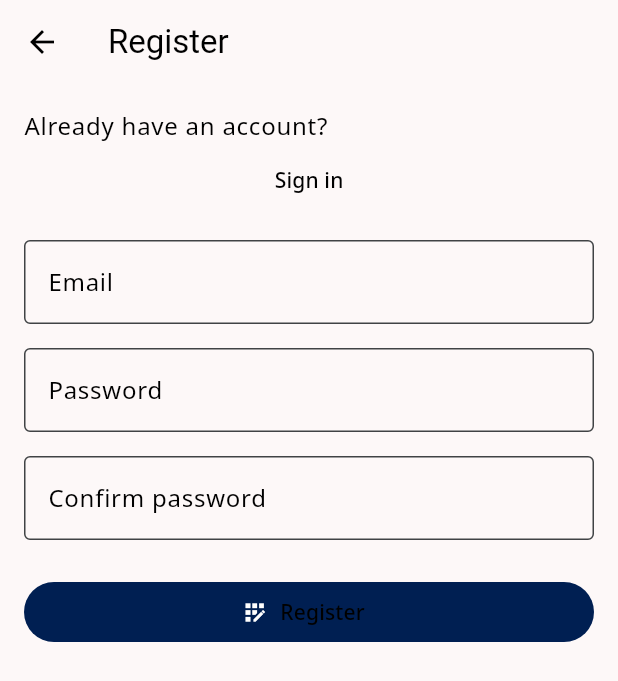
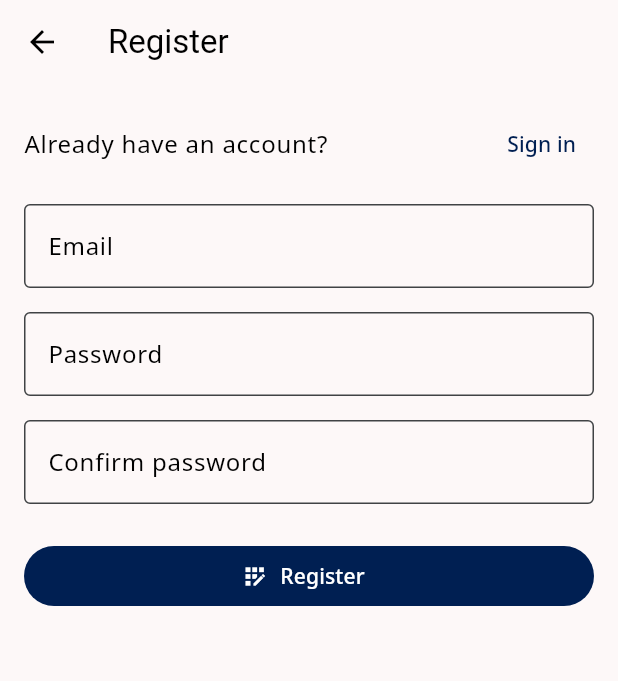
Before and after one commit to JosephArcila/WiLDoc, a Flutter app: the screen it shows after launch, after a tap on the "account circle" icon, on a phone screen of 412 x 824 dp. Shown: the top 681 px of the screen. Run offline on Flutter 3.47's test engine with Material 3 defaults, Android fonts, the phone set to English and light mode, and no system bars; our stand-ins replace camera, google_fonts.

Commit message:
Align text and button on RegisterScreen

```diff
--- a/lib/screens/auth/register_screen.dart
+++ b/lib/screens/auth/register_screen.dart
@@ -11,12 +11,15 @@ class RegisterScreen extends StatelessWidget {
           'Register',
           style: Theme.of(context).textTheme.titleLarge,
         ),
-        // centerTitle: false,
+        centerTitle: false,
       ),
       body: Padding(
         padding: const EdgeInsets.all(16.0),
         child: Column(
           crossAxisAlignment: CrossAxisAlignment.stretch,
+          children: [
+            Row(
+              mainAxisAlignment: MainAxisAlignment.spaceBetween,
               children: [
                 Text(
                   'Already have an account?',
@@ -29,8 +32,14 @@ class RegisterScreen extends StatelessWidget {
                   },
                   child: Text(
                     'Sign in',
-                style: Theme.of(context).textTheme.labelLarge,
+                    style: TextStyle(color: Theme.of(context).colorScheme.primary),
                   ),
+                  style: ButtonStyle(
+                    foregroundColor: MaterialStateProperty.all<Color>(
+                        Theme.of(context).colorScheme.primary),
+                  ),
+                ),
+              ],
             ),
             const SizedBox(height: 16.0),
             TextField(
@@ -64,10 +73,14 @@ class RegisterScreen extends StatelessWidget {
                 // Perform registration
                 // TODO: Implement registration logic
               },
-              icon: const Icon(Icons.app_registration),
+              icon: const Icon(Icons.app_registration, color: Colors.white),
               label: Text(
                 'Register',
-                style: Theme.of(context).textTheme.labelLarge,
+                style: TextStyle(color: Theme.of(context).colorScheme.onPrimary),
+              ),
+              style: ButtonStyle(
+                backgroundColor: MaterialStateProperty.all<Color>(
+                    Theme.of(context).colorScheme.primary),
               ),
             ),
           ],
--- a/lib/screens/home/scan_document_screen.dart
+++ b/lib/screens/home/scan_document_screen.dart
@@ -18,10 +18,10 @@ class _ScanDocumentScreenState extends State<ScanDocumentScreen> {
   @override
   void initState() {
     super.initState();
-    _initializeCamera();
+    _initializeControllerFuture = _initializeCamera();
   }
 
-  void _initializeCamera() async {
+  Future<void> _initializeCamera() async {
     final cameras = await availableCameras();
     final firstCamera = cameras.first;
 
@@ -30,8 +30,7 @@ class _ScanDocumentScreenState extends State<ScanDocumentScreen> {
       ResolutionPreset.high,
     );
 
-    _initializeControllerFuture = _controller.initialize();
-    setState(() {});
+    await _controller.initialize();
   }
 
   @override
@@ -53,7 +52,6 @@ class _ScanDocumentScreenState extends State<ScanDocumentScreen> {
         ),
       );
     } catch (e) {
-      // Use a logging framework in production
       developer.log('Error taking picture: $e');
     }
   }
--- a/pubspec.yaml
+++ b/pubspec.yaml
@@ -39,6 +39,9 @@ dependencies:
   google_fonts: ^6.2.1
   camera: ^0.11.0
   camera_web: ^0.3.3
+  firebase_auth: ^4.19.6
+  cloud_firestore: ^4.17.4
+  firebase_storage: ^11.7.6
 
 dev_dependencies:
   flutter_test:
```
Also changed, not shown: pubspec.lock, 2 other files. Lines whose indentation alone changed are shown as unchanged.
